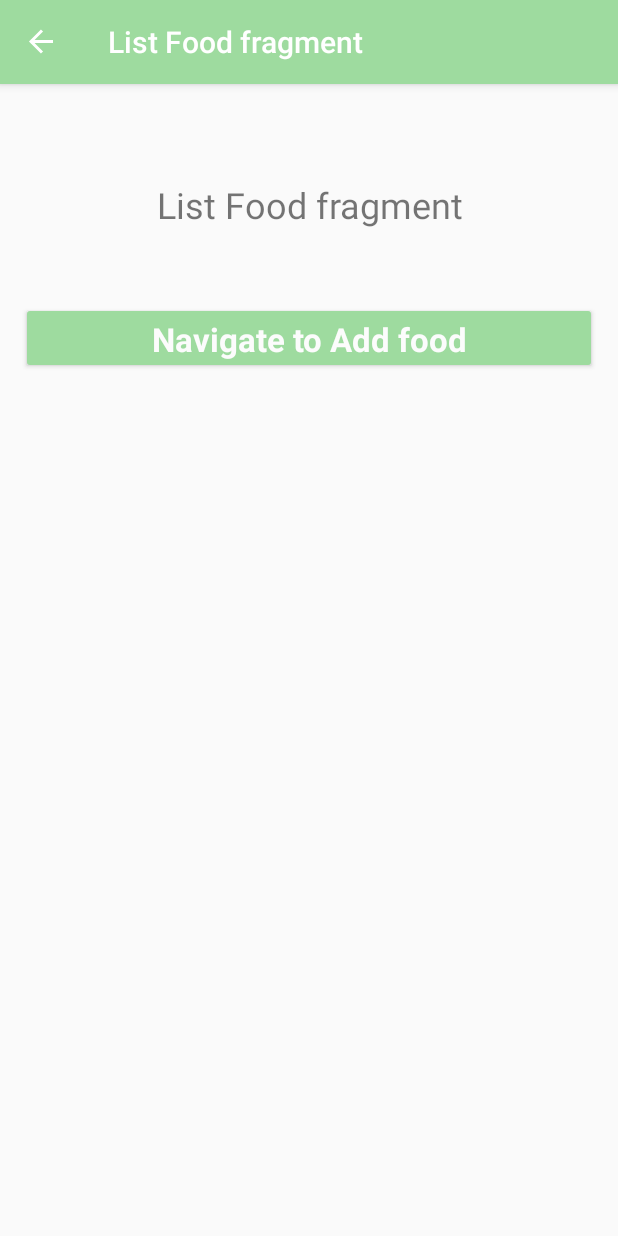
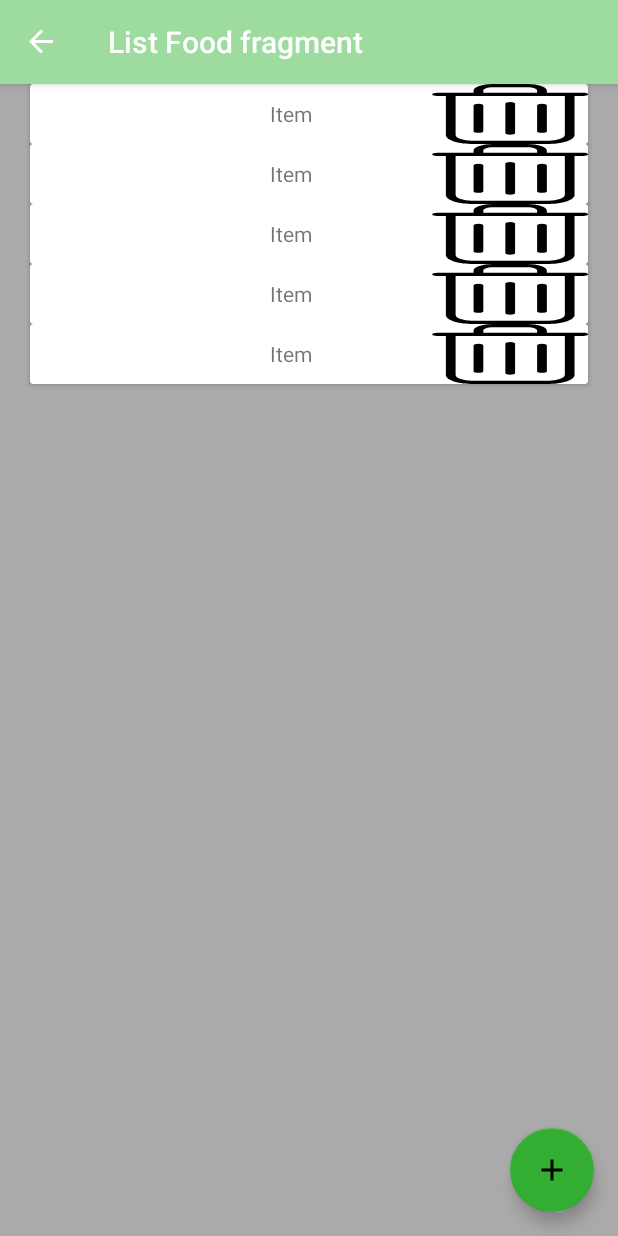
Before and after one commit to Deakyu/fitness-app, an Android app: the ListFoodFragment screen opened through its navigation route, on a phone screen of 412 x 824 dp. Run offline under Robolectric (Android 15) with nearby library versions, the phone set to English and light mode, and no system bars; our stand-ins replace navigation-ui.

Commit message:
connected cardviewn and layout of jesus

```diff
--- a/app/src/main/java/com/example/deakyu/fitnessapp/AddFoodFragment.kt
+++ b/app/src/main/java/com/example/deakyu/fitnessapp/AddFoodFragment.kt
@@ -13,7 +13,7 @@ class AddFoodFragment : Fragment() {
     override fun onCreateView(inflater: LayoutInflater, container: ViewGroup?,
                               savedInstanceState: Bundle?): View? {
 
-        return inflater.inflate(R.layout.fragment_add_food, container, false)
+        return inflater.inflate(R.layout.fragment_consumable_setup, container, false)
     }
 
 }
--- a/app/src/main/java/com/example/deakyu/fitnessapp/DietAdapter.kt
+++ b/app/src/main/java/com/example/deakyu/fitnessapp/DietAdapter.kt
@@ -8,7 +8,7 @@ import android.widget.ImageView
 import android.widget.TextView
 import androidx.navigation.Navigation
 
-open internal class DietAdapter(private val titles: Array<String>) : RecyclerView.Adapter<DietAdapter.AdapterViewHolder>() {
+open internal class DietAdapter(private val titles: Array<String>, private val code: Int = 1) : RecyclerView.Adapter<DietAdapter.AdapterViewHolder>() {
 
 
     class AdapterViewHolder(val cardView: CardView) : RecyclerView.ViewHolder(cardView)
@@ -20,8 +20,13 @@ open internal class DietAdapter(private val titles: Array<String>) : RecyclerVie
 
     override fun onCreateViewHolder(
             parent: ViewGroup, viewType: Int): DietAdapter.AdapterViewHolder {
-        val cv = LayoutInflater.from(parent.context)
-                .inflate(R.layout.card_item_diet, parent, false) as CardView
+        var cv = LayoutInflater.from(parent.context)
+                    .inflate(R.layout.card_item_diet, parent, false) as CardView
+
+        if(code == 2){
+             cv = LayoutInflater.from(parent.context)
+                    .inflate(R.layout.card_item_consumable, parent, false) as CardView
+        }
         return AdapterViewHolder(cv)
     }
 
@@ -29,9 +34,11 @@ open internal class DietAdapter(private val titles: Array<String>) : RecyclerVie
         val cardView = holderAdapter.cardView
         val textView = cardView.findViewById(R.id.item_text) as TextView
         textView.text = titles[position]
-        cardView.setOnClickListener (
-                Navigation.createNavigateOnClickListener(R.id.next_action,null)
-        )
+        if(code == 1){
+            cardView.setOnClickListener (
+                    Navigation.createNavigateOnClickListener(R.id.next_action,null)
+            )
+        }
 
     }
 
--- a/app/src/main/java/com/example/deakyu/fitnessapp/ListFoodFragment.kt
+++ b/app/src/main/java/com/example/deakyu/fitnessapp/ListFoodFragment.kt
@@ -1,7 +1,10 @@
 package com.example.deakyu.fitnessapp
 
 import android.os.Bundle
+import android.support.design.widget.FloatingActionButton
 import android.support.v4.app.Fragment
+import android.support.v7.widget.LinearLayoutManager
+import android.support.v7.widget.RecyclerView
 import android.view.LayoutInflater
 import android.view.View
 import android.view.ViewGroup
@@ -20,7 +23,19 @@ class ListFoodFragment : Fragment() {
     override fun onViewCreated(view: View, savedInstanceState: Bundle?) {
         super.onViewCreated(view, savedInstanceState)
 
+        view.findViewById<FloatingActionButton>(R.id.fab_list_food)?.setOnClickListener(
+                Navigation.createNavigateOnClickListener(R.id.next_action,null)
+        )
 
+        val recyclerView = view.findViewById<RecyclerView>(R.id.recyclerview_diet)
+
+        val titles = List<String>(5){"Item"}
+
+        val adapter = DietAdapter(titles.toTypedArray(),2)
+
+        recyclerView.adapter = adapter
+        val layoutManager = LinearLayoutManager(activity)
+        recyclerView.layoutManager = layoutManager
     }
 
 
--- a/app/src/main/res/layout/card_item_consumable.xml
+++ b/app/src/main/res/layout/card_item_consumable.xml
@@ -26,7 +26,7 @@
             android:layout_height="match_parent"
             android:layout_weight="4"
             android:gravity="center"
-            android:id="@+id/person_name"/>
+            android:id="@+id/item_text"/>
 
         <ImageView
             android:layout_width="wrap_content"
--- a/app/src/main/res/layout/fragment_list_food.xml
+++ b/app/src/main/res/layout/fragment_list_food.xml
@@ -1,41 +1,16 @@
-<?xml version="1.0" encoding="utf-8"?>
-<android.support.constraint.ConstraintLayout xmlns:android="http://schemas.android.com/apk/res/android"
-    xmlns:tools="http://schemas.android.com/tools"
-    xmlns:app="http://schemas.android.com/apk/res-auto"
+<android.support.design.widget.CoordinatorLayout xmlns:android="http://schemas.android.com/apk/res/android"
     android:layout_width="match_parent"
     android:layout_height="match_parent"
-    tools:context=".ListFoodFragment">
+    >
 
+    <include layout="@layout/content_recyclerview_diet" />
 
-    <TextView
-        android:id="@+id/text"
-        android:layout_width="384dp"
-        android:layout_height="73dp"
-        android:layout_marginBottom="32dp"
-        android:layout_marginTop="64dp"
-        android:text="@string/list_food_fragment"
-        android:textAlignment="center"
-        android:textSize="24sp"
-        app:layout_constraintBottom_toTopOf="@+id/diet_bt"
-        app:layout_constraintEnd_toEndOf="parent"
-        app:layout_constraintHorizontal_bias="0.5"
-        app:layout_constraintStart_toStartOf="parent"
-        app:layout_constraintTop_toTopOf="parent"
-        app:layout_constraintVertical_bias="0.49"
-        app:layout_constraintVertical_chainStyle="packed" />
+    <android.support.design.widget.FloatingActionButton
+        android:id="@+id/fab_list_food"
+        android:layout_width="wrap_content"
+        android:layout_height="wrap_content"
+        android:layout_gravity="bottom|end"
+        android:layout_margin="@dimen/fab_margin"
+        android:src="@drawable/ic_add_black_24dp" />
 
-    <Button
-        android:id="@+id/button_go_addfood"
-        android:layout_width="384dp"
-        android:layout_height="48dp"
-        android:layout_marginBottom="8dp"
-        android:layout_marginTop="8dp"
-        android:text="Navigate to Add food"
-        app:layout_constraintEnd_toEndOf="parent"
-        app:layout_constraintHorizontal_bias="0.5"
-        app:layout_constraintStart_toStartOf="parent"
-        app:layout_constraintTop_toBottomOf="@+id/text"
-        app:layout_constraintVertical_bias="0.594" />
-
-
-</android.support.constraint.ConstraintLayout>
+</android.support.design.widget.CoordinatorLayout>
```
